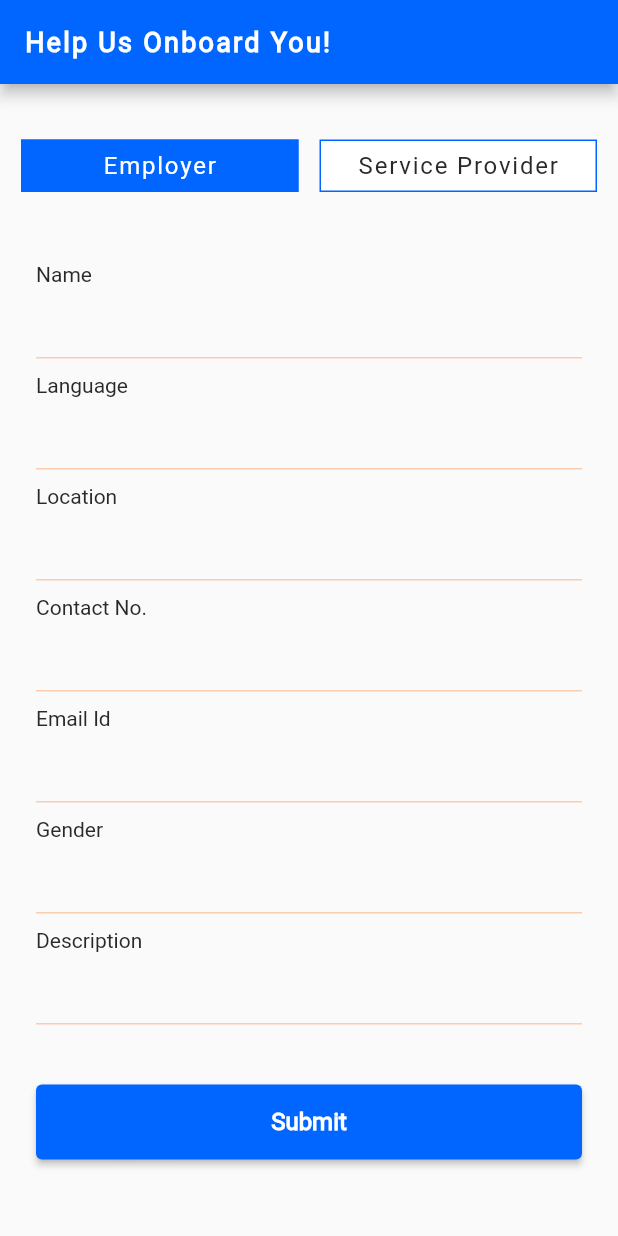
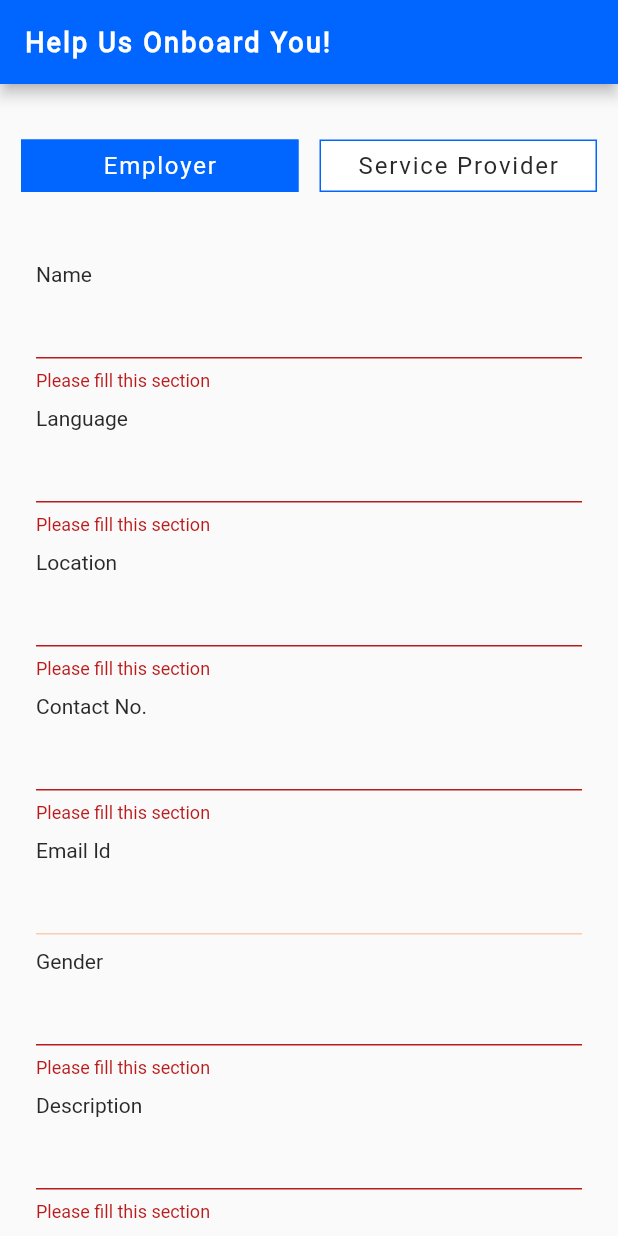
Before and after one commit to sourav-k7/ruralclap_app, a Flutter app: the OnboardingPage screen opened by its route, after a tap on "Submit", on a phone screen of 412 x 824 dp. Run offline on Flutter 3.47's test engine with Material 2 defaults, Android fonts, the phone set to English and light mode, and no system bars; drawn by our look-alikes of custom_radio_grouped_button; our stand-ins replace flutter_dotenv, font_awesome_flutter, get, google_sign_in; missing offline and left inert: dart:ffi.

Commit message:
Added textfield validator class in utls and modified onboarding page

```diff
--- a/lib/pages/onboarding_page.dart
+++ b/lib/pages/onboarding_page.dart
@@ -2,6 +2,7 @@ import 'package:flutter/material.dart';
 import 'package:font_awesome_flutter/font_awesome_flutter.dart';
 import 'package:ruralclap_app/constant/theme_color.dart';
 import 'package:custom_radio_grouped_button/custom_radio_grouped_button.dart';
+import 'package:ruralclap_app/utls/TextField_Validator.dart';
 
 class OnboardingPage extends StatefulWidget {
   const OnboardingPage({super.key});
@@ -84,22 +85,49 @@ class _OnboardingPageState extends State<OnboardingPage> {
                       height: 10,
                     ),
                     const Text('Name'),
-                    TextFormField(),
+                    TextFormField(
+                      validator: (input) {
+                        String? error;
+                        error = FormFieldValidate.isEmpty(input ?? '');
+                        return error;
+                      },
+                    ),
                     const SizedBox(
                       height: 10,
                     ),
                     const Text('Language'),
-                    TextFormField(),
+                    TextFormField(
+                      validator: (input) {
+                        String? error;
+                        error = FormFieldValidate.isEmpty(input ?? '');
+                        return error;
+                      },
+                    ),
                     const SizedBox(
                       height: 10,
                     ),
                     const Text('Location'),
-                    TextFormField(),
+                    TextFormField(
+                      validator: (input) {
+                        String? error;
+                        error = FormFieldValidate.isEmpty(input ?? '');
+                        return error;
+                      },
+                    ),
                     const SizedBox(
                       height: 10,
                     ),
                     const Text('Contact No.'),
-                    TextFormField(),
+                    TextFormField(
+                      keyboardType: TextInputType.phone,
+                      validator: (value) {
+                        String? error;
+                        error = FormFieldValidate.isEmpty(value ?? '');
+                        error =
+                            error ?? FormFieldValidate.isPhoneNo(value ?? '');
+                        return error;
+                      },
+                    ),
                     const SizedBox(
                       height: 10,
                     ),
@@ -109,7 +137,13 @@ class _OnboardingPageState extends State<OnboardingPage> {
                       height: 10,
                     ),
                     const Text('Gender'),
-                    TextFormField(),
+                    TextFormField(
+                      validator: (input) {
+                        String? error;
+                        error = FormFieldValidate.isEmpty(input ?? '');
+                        return error;
+                      },
+                    ),
                     const SizedBox(
                       height: 10,
                     ),
@@ -118,7 +152,13 @@ class _OnboardingPageState extends State<OnboardingPage> {
                         crossAxisAlignment: CrossAxisAlignment.start,
                         children: <Widget>[
                           const Text('Skills'),
-                          TextFormField(),
+                          TextFormField(
+                            validator: (input) {
+                              String? error;
+                              error = FormFieldValidate.isEmpty(input ?? '');
+                              return error;
+                            },
+                          ),
                           const SizedBox(
                             height: 40,
                           ),
@@ -130,7 +170,13 @@ class _OnboardingPageState extends State<OnboardingPage> {
                         crossAxisAlignment: CrossAxisAlignment.start,
                         children: <Widget>[
                           const Text('Expected Pay'),
-                          TextFormField(),
+                          TextFormField(
+                            validator: (input) {
+                              String? error;
+                              error = FormFieldValidate.isEmpty(input ?? '');
+                              return error;
+                            },
+                          ),
                           const SizedBox(
                             height: 40,
                           ),
@@ -138,12 +184,20 @@ class _OnboardingPageState extends State<OnboardingPage> {
                       ),
                     ],
                     const Text('Description'),
-                    TextFormField(),
+                    TextFormField(
+                      validator: (input) {
+                        String? error;
+                        error = FormFieldValidate.isEmpty(input ?? '');
+                        return error;
+                      },
+                    ),
                     const SizedBox(
                       height: 40,
                     ),
                     ElevatedButton(
-                      onPressed: () {},
+                      onPressed: () {
+                        if (_formKey.currentState!.validate()) {}
+                      },
                       style: ElevatedButton.styleFrom(
                         minimumSize: const Size.fromHeight(50),
                       ),
--- /dev/null
+++ b/lib/utls/TextField_Validator.dart
@@ -0,0 +1,71 @@
+import 'package:intl/intl.dart';
+
+class FormFieldValidate {
+  static String? isEmpty(String input) {
+    if (input.isEmpty) {
+      return "Please fill this section";
+    }
+    return null;
+  }
+
+  static String? isPhoneNo(String input) {
+    if (input == null || input.isEmpty) {
+      return 'Please enter a phone number';
+    } else if (input.length != 10 || int.tryParse(input) == null) {
+      return 'Please enter a valid phone number';
+    }
+    return null;
+  }
+
+  static String? isEmail(String input) {
+    String pattern =
+        r"^[a-zA-Z0-9.!#$%&'+/=?^_`{|}~-]+@[a-zA-Z0-9](?:[a-zA-Z0-9-]{0,253}[a-zA-Z0-9])?(?:\.[a-zA-Z0-9](?:[a-zA-Z0-9-]{0,253}[a-zA-Z0-9])?)$";
+    RegExp regex = RegExp(pattern);
+    if (!regex.hasMatch(input)) {
+      return 'Please enter a valide email';
+    }
+    return null;
+  }
+
+  static String? minMaxLength(String input, int minLength, int maxLength) {
+    if (input.length < minLength) {
+      return 'Input should be minimum of $minLength characters';
+    }
+    if (input.length > maxLength) {
+      return 'Input should be maximum of $maxLength characters';
+    }
+    return null;
+  }
+
+  static String? isDate(String input) {
+    if (input.length == 10 && input[2] != '/' && input[6] != '/') {
+      return 'Please enter a valid date';
+    }
+    List splitDate = input.split(input[2]);
+    if (splitDate.length < 3) {
+      return 'Please enter a valid date';
+    }
+    if (int.tryParse(splitDate[0]) == null ||
+        int.tryParse(splitDate[1]) == null ||
+        int.tryParse(splitDate[2]) == null) {
+      return 'Please enter a valid date';
+    }
+    int day = int.parse(splitDate[0]);
+    int month = int.parse(splitDate[1]);
+    int year = int.parse(splitDate[2]);
+
+    if (day == 0 ||
+        day > 31 ||
+        month == 0 ||
+        month > 12 ||
+        year < 1900 ||
+        year > DateTime.now().year) {
+      return 'Please enter a valid date';
+    }
+    DateTime inputDate = new DateFormat("dd/MM/yyyy").parse(input);
+
+    if (inputDate.isAfter(DateTime.now())) {
+      return 'Dob cannot be a future date';
+    }
+  }
+}
```
